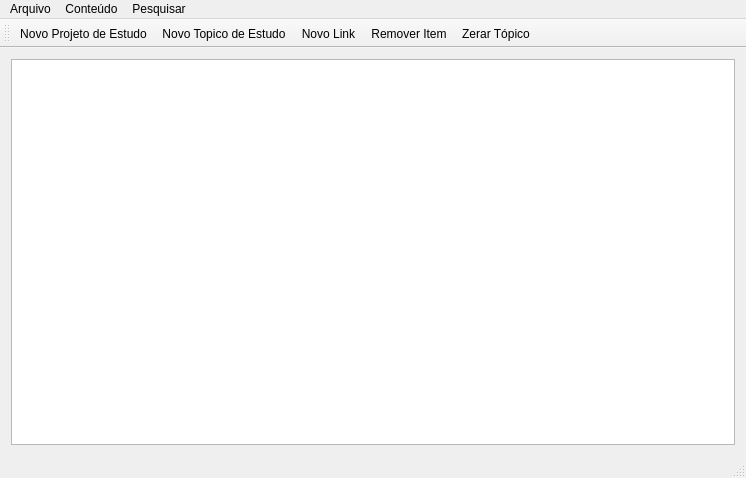
First picture: the form in mainwindow.ui, repository sergiosvieira/qtmind, before the edit.
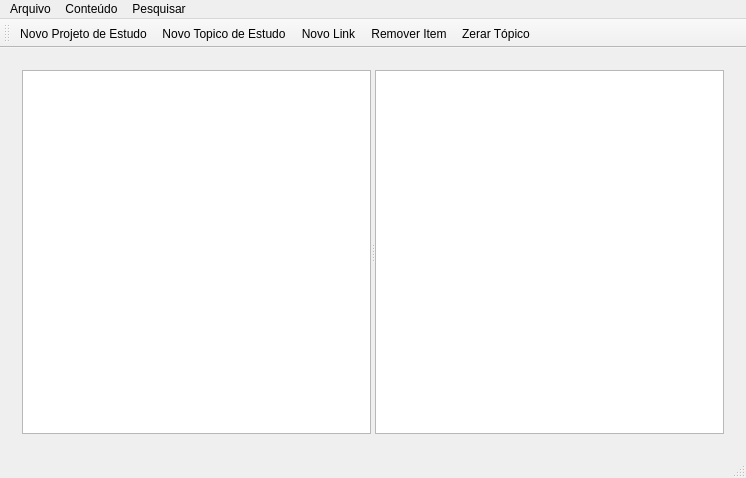
Second picture: the form after the edit.

Patch:
```diff
--- a/mainwindow.ui
+++ b/mainwindow.ui
@@ -14,8 +14,15 @@
    <string>Reforço Mental</string>
   </property>
   <widget class="QWidget" name="centralWidget">
-   <layout class="QVBoxLayout" name="verticalLayout">
+   <layout class="QHBoxLayout" name="horizontalLayout">
     <item>
+     <widget class="QWidget" name="widget" native="true">
+      <layout class="QHBoxLayout" name="horizontalLayout_3">
+       <item>
+        <widget class="QSplitter" name="splitter">
+         <property name="orientation">
+          <enum>Qt::Horizontal</enum>
+         </property>
      <widget class="QTreeView" name="treeView">
       <property name="editTriggers">
        <set>QAbstractItemView::NoEditTriggers</set>
@@ -33,6 +40,11 @@
        <bool>false</bool>
       </property>
      </widget>
+         <widget class="QTextEdit" name="textEdit"/>
+        </widget>
+       </item>
+      </layout>
+     </widget>
     </item>
    </layout>
   </widget>
```
Left out of the diff: 2 changed lines with no effect on the pictures. Lines whose indentation alone changed are shown as unchanged.
